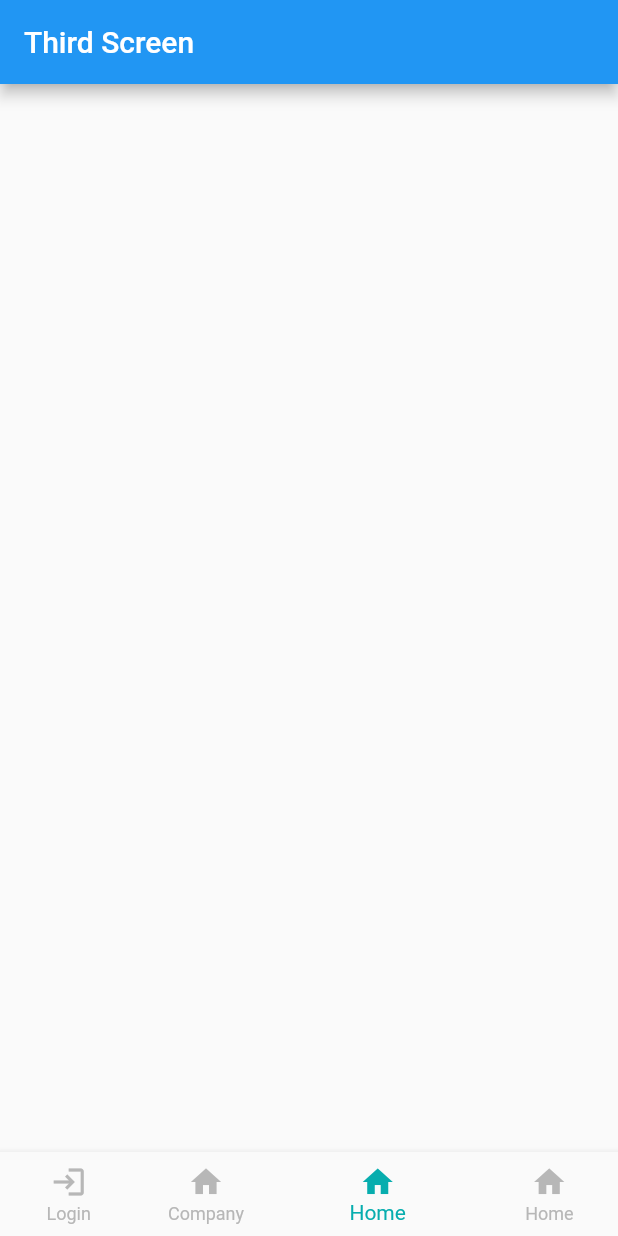
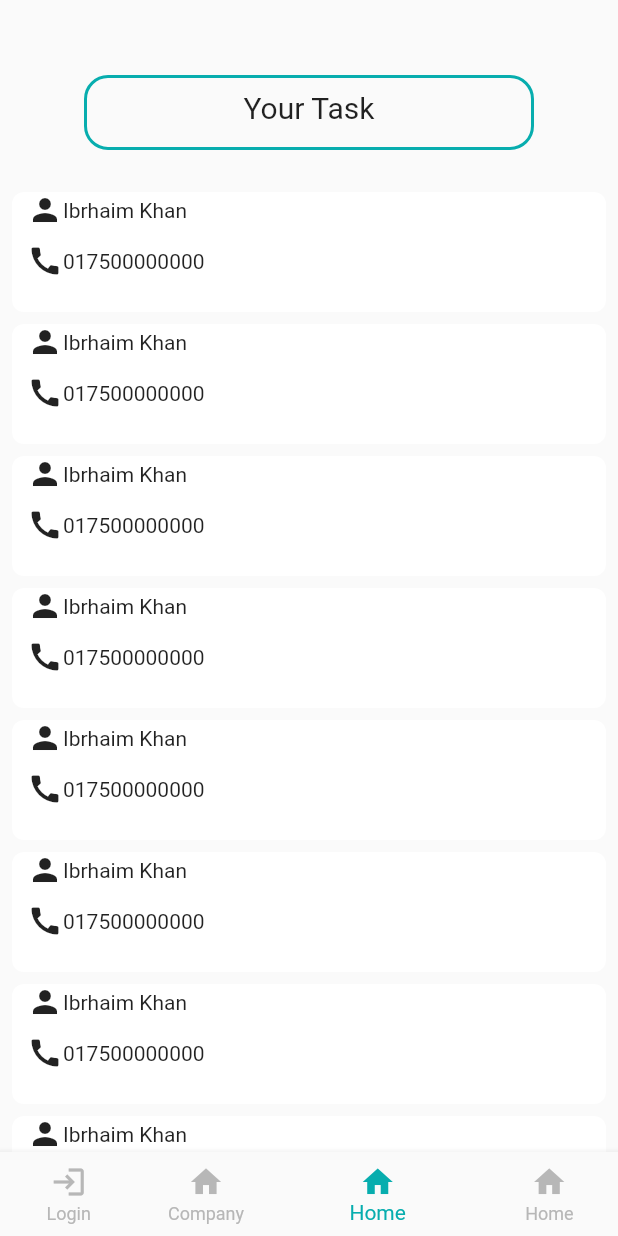
Before and after one commit to Ibrahim-K98han/task_tracker, a Flutter app: the screen it shows after launch, item 3 of the bottom bar chosen, on a phone screen of 412 x 824 dp. Run offline on Flutter 3.47's test engine with Material 2 defaults, Android fonts, the phone set to English and light mode, and no system bars; our stand-ins replace get, pin_code_fields.

Commit message:
your task screen done

```diff
--- a/lib/ui/screen/data_add_screen.dart
+++ b/lib/ui/screen/data_add_screen.dart
@@ -3,7 +3,6 @@ import 'package:get/get.dart';
 
 import '../utils/app_colors.dart';
 import '../widgets/commont_text_field.dart';
-import '../widgets/custom_text_field.dart';
 
 class DataAddScreen extends StatelessWidget {
   const DataAddScreen({Key? key}) : super(key: key);
--- a/lib/ui/screen/third_screen.dart
+++ b/lib/ui/screen/third_screen.dart
@@ -1,4 +1,6 @@
 import 'package:flutter/material.dart';
+
+import '../utils/app_colors.dart';
 
 class ThirdScreen extends StatelessWidget {
   const ThirdScreen({Key? key}) : super(key: key);
@@ -6,8 +8,89 @@ class ThirdScreen extends StatelessWidget {
   @override
   Widget build(BuildContext context) {
     return Scaffold(
-      appBar: AppBar(title: Text('Third Screen'),),
-
+      // appBar: AppBar(
+      //   title: Text('Third Screen'),
+      // ),
+      body: Column(
+        children: [
+          Padding(
+            padding: const EdgeInsets.only(top: 50, left: 20, right: 20, bottom: 20),
+            child: Container(
+              height: 50,
+              width: 300,
+              decoration: BoxDecoration(
+                  borderRadius: BorderRadius.circular(16),
+                  border: Border.all(color: primaryColor, width: 2)),
+              child: Column(
+                children: [
+                  Padding(
+                    padding: const EdgeInsets.only(top: 8),
+                    child: Text(
+                      'Your Task',
+                      style:
+                          TextStyle(fontSize: 20,),
+                    ),
+                  )
+                ],
+              ),
+            ),
+          ),
+          Expanded(
+            child: SizedBox(
+              height: double.infinity,
+              child: SingleChildScrollView(
+                scrollDirection: Axis.vertical,
+                child: Column(
+                  children: [
+                    SizedBox(
+                      height: MediaQuery.of(context).size.height/1,
+                      child: ListView.builder(
+                          padding: const EdgeInsets.all(4),
+                          itemCount: 10,
+                          itemBuilder: (BuildContext context, int index) {
+                            return Padding(
+                              padding: const EdgeInsets.all(4),
+                              child: Container(
+                                  height: 80,
+                                  decoration: BoxDecoration(
+                                      color: Colors.white,
+                                      borderRadius: BorderRadius.circular(8)),
+                                  width: double.infinity,
+                                  child: Column(
+                                    children: [
+                                      Padding(
+                                        padding: const EdgeInsets.only(left: 10),
+                                        child: Row(
+                                          children: [
+                                            Icon(Icons.person),
+                                            Text('Ibrhaim Khan')
+                                          ],
+                                        ),
+                                      ),
+                                      SizedBox(
+                                        height: 10,
+                                      ),
+                                      Padding(
+                                        padding: const EdgeInsets.only(left: 10),
+                                        child: Row(
+                                          children: [
+                                            Icon(Icons.call),
+                                            Text('017500000000')
+                                          ],
+                                        ),
+                                      ),
+                                    ],
+                                  )),
+                            );
+                          }),
+                    ),
+                  ],
+                ),
+              ),
+            ),
+          ),
+        ],
+      ),
     );
   }
 }
```
